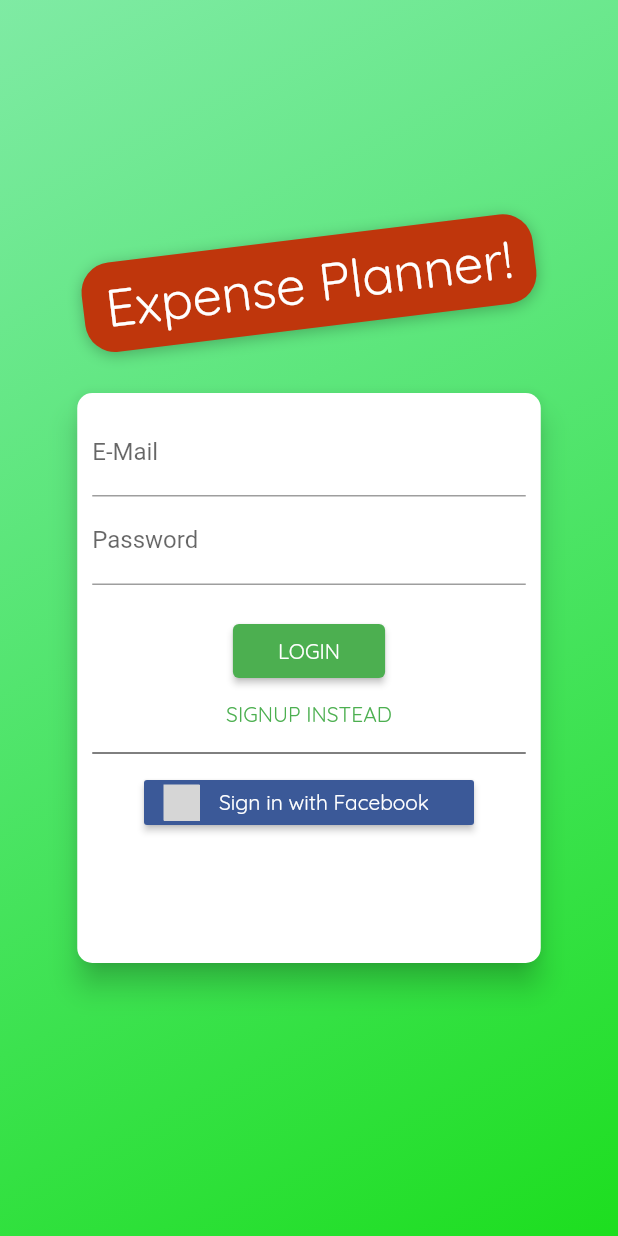
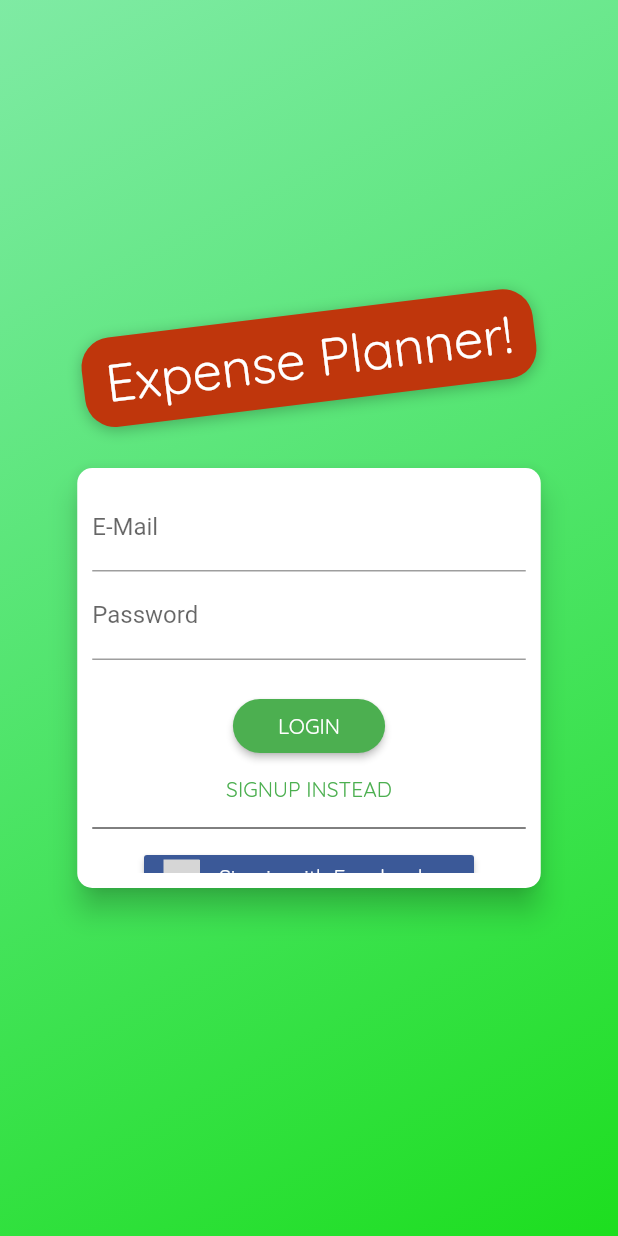
Before and after one commit to robotkoruslan/expense_planner_google, a Flutter app: the screen it shows after launch, on a phone screen of 412 x 824 dp. Run offline on Flutter 3.47's test engine with Material 2 defaults, Android fonts, the light colour scheme and no system bars; our stand-ins replace flutter_signin_button, shared_preferences; grey boxes are pictures that could not be loaded.

Commit message:
Revert "Start project without mis"
This reverts commit 204852a63c5fe4621c80e69053aec0e6b17c0d1a.

```diff
--- a/lib/main.dart
+++ b/lib/main.dart
@@ -6,7 +6,6 @@ import './screens/splash_screen.dart';
 import './providers/transactions.dart';
 import './screens/transaction_overview_screen.dart';
 import './screens/auth_screen.dart';
-import 'providers/auth.dart';
 
 void main() => runApp(MyApp());
 
@@ -19,7 +18,6 @@ class MyApp extends StatelessWidget {
             value: Auth(),
           ),
           ChangeNotifierProxyProvider<Auth, Transactions>(
-            create: (_) => Transactions('', '', []),
             update: (ctx, auth, previousTransactions) => Transactions(
                 auth.token,
                 auth.userId,
--- a/lib/providers/auth.dart
+++ b/lib/providers/auth.dart
@@ -1,9 +1,9 @@
-import 'package:shared_preferences/shared_preferences.dart';
 import 'dart:convert';
 import 'package:flutter/widgets.dart';
 import 'package:http/http.dart' as http;
 import '../models/http_exception.dart';
 import 'dart:async';
+import 'package:shared_preferences/shared_preferences.dart';
 
 class Auth with ChangeNotifier {
   String _token;
--- a/lib/screens/auth_screen.dart
+++ b/lib/screens/auth_screen.dart
@@ -1,4 +1,6 @@
 import 'dart:math';
+
+// import 'package:flutter_facebook_auth/flutter_facebook_auth.dart';
 
 import 'package:flutter/material.dart';
 import 'package:flutter_signin_button/button_list.dart';
@@ -184,9 +186,9 @@ class _AuthCardState extends State<AuthCard> {
       ),
       elevation: 8.0,
       child: Container(
-        height: _authMode == AuthMode.Signup ? 480 : 380,
+        height: _authMode == AuthMode.Signup ? 380 : 280,
         constraints:
-            BoxConstraints(minHeight: _authMode == AuthMode.Signup ? 480 : 380),
+            BoxConstraints(minHeight: _authMode == AuthMode.Signup ? 380 : 280),
         width: deviceSize.width * 0.75,
         padding: EdgeInsets.all(10.0),
         child: Form(
@@ -241,33 +243,25 @@ class _AuthCardState extends State<AuthCard> {
                 if (_isLoading)
                   CircularProgressIndicator()
                 else
-                  ElevatedButton(
+                  RaisedButton(
                     child:
                         Text(_authMode == AuthMode.Login ? 'LOGIN' : 'SIGN UP'),
                     onPressed: _submit,
-                    style: ElevatedButton.styleFrom(
-                      padding:
-                          EdgeInsets.symmetric(horizontal: 30.0, vertical: 8.0),
-                      primary: Theme.of(context).primaryColor,
+                    shape: RoundedRectangleBorder(
+                      borderRadius: BorderRadius.circular(30),
                     ),
+                    padding:
+                        EdgeInsets.symmetric(horizontal: 30.0, vertical: 8.0),
+                    color: Theme.of(context).primaryColor,
+                    textColor: Theme.of(context).primaryTextTheme.button.color,
                   ),
-                TextButton(
+                FlatButton(
                   child: Text(
                       '${_authMode == AuthMode.Login ? 'SIGNUP' : 'LOGIN'} INSTEAD'),
                   onPressed: _switchAuthMode,
-                  style: TextButton.styleFrom(
-                    padding:
-                        EdgeInsets.symmetric(horizontal: 16.0, vertical: 4.0),
-                    primary: Theme.of(context).primaryColor,
-                    tapTargetSize: MaterialTapTargetSize.shrinkWrap,
-                  ),
-                  // child: Text(
-                  //     '${_authMode == AuthMode.Login ? 'SIGNUP' : 'LOGIN'} INSTEAD'),
-                  // onPressed: _switchAuthMode,
-
-                  // padding: EdgeInsets.symmetric(horizontal: 30.0, vertical: 4),
-                  // materialTapTargetSize: MaterialTapTargetSize.shrinkWrap,
-                  // textColor: Theme.of(context).primaryColor,
+                  padding: EdgeInsets.symmetric(horizontal: 30.0, vertical: 4),
+                  materialTapTargetSize: MaterialTapTargetSize.shrinkWrap,
+                  textColor: Theme.of(context).primaryColor,
                 ),
                 Divider(
                   color: Colors.black,
```
Also changed, not shown: pubspec.lock, 1 other file.
